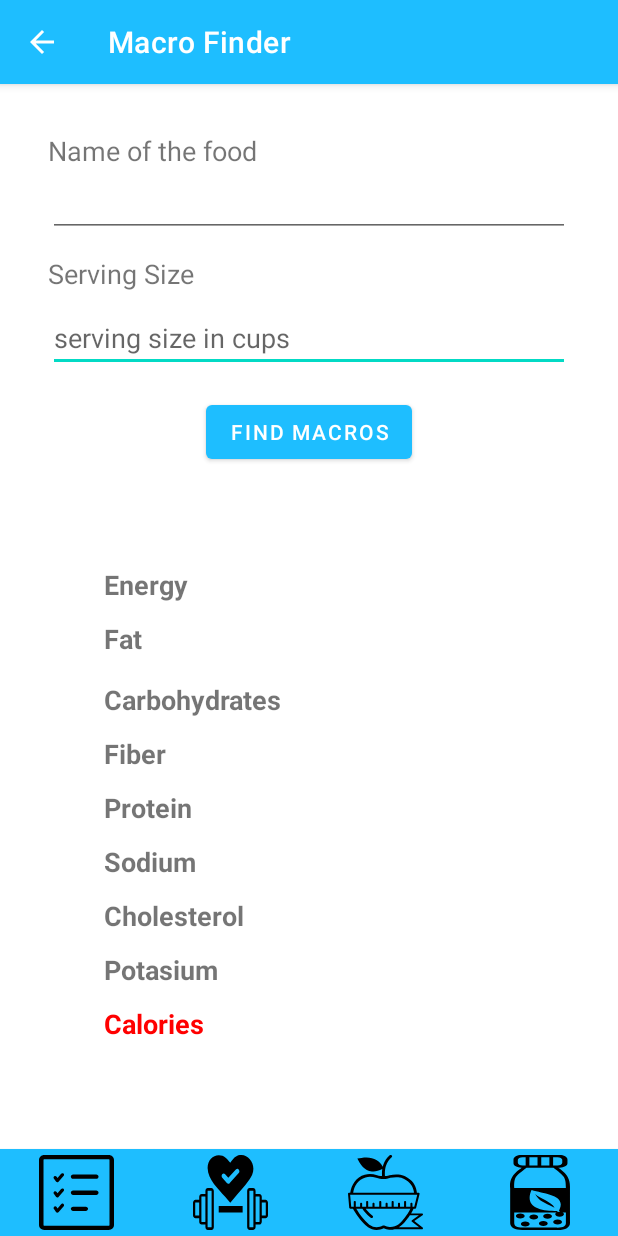
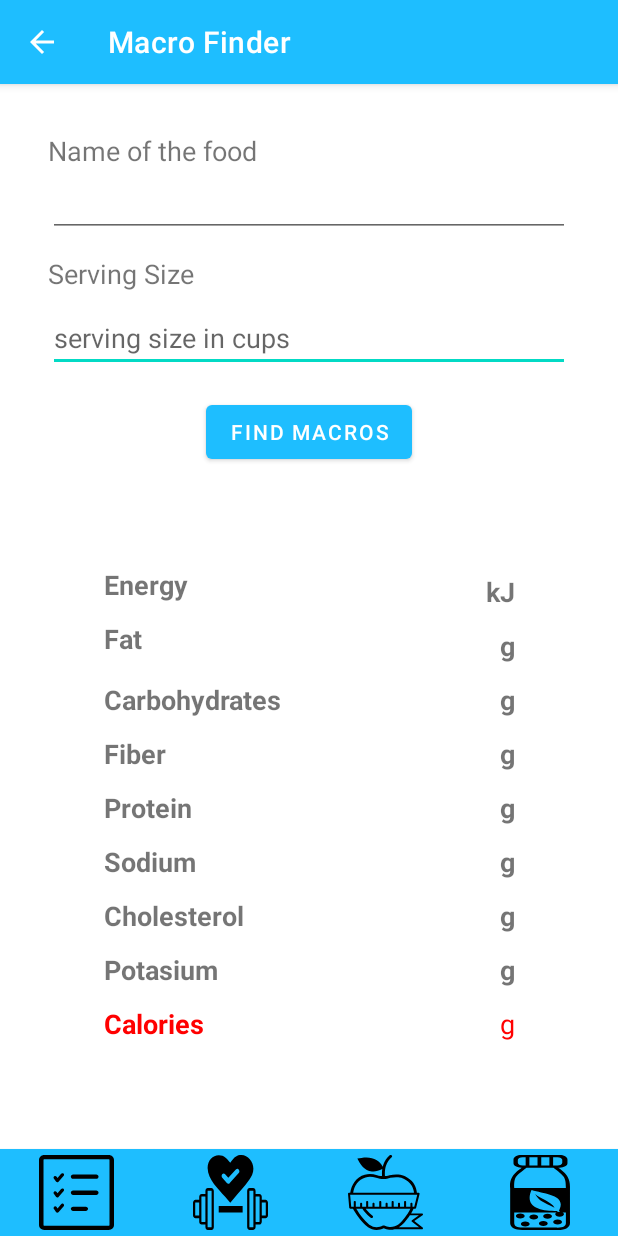
Before and after one commit to KaveenLaksitha/GET-FIT, an Android app: the macroCal screen opened directly, with no data from a screen before it, on a phone screen of 412 x 824 dp. Run offline under Robolectric (Android 15) with nearby library versions, the phone set to English and light mode, and no system bars; Roboto replaces fonts that are not available here.

Commit message:
user's meal view activities updated

```diff
--- a/app/src/main/java/com/example/getfit/Nutrition/AddMacros.java
+++ b/app/src/main/java/com/example/getfit/Nutrition/AddMacros.java
@@ -3,6 +3,7 @@ package com.example.getfit.Nutrition;
 import androidx.appcompat.app.AppCompatActivity;
 
 import android.content.Intent;
+import android.database.sqlite.SQLiteDatabase;
 import android.os.Bundle;
 import android.view.View;
 import android.widget.Button;
@@ -65,6 +66,7 @@ public class AddMacros extends AppCompatActivity {
                 }else {
 
                     DBHelper dbHelper = new DBHelper(AddMacros.this);
+                    SQLiteDatabase sqLiteDatabase = dbHelper.getWritableDatabase();
                     dbHelper.addMacro(title_foodName.getText().toString().trim(),
                             title_energy.getText().toString().trim(),
                             title_fat.getText().toString().trim(),
--- a/app/src/main/java/com/example/getfit/Nutrition/AddMeal.java
+++ b/app/src/main/java/com/example/getfit/Nutrition/AddMeal.java
@@ -3,6 +3,7 @@ package com.example.getfit.Nutrition;
 import androidx.appcompat.app.AppCompatActivity;
 
 import android.content.Intent;
+import android.database.sqlite.SQLiteDatabase;
 import android.os.Bundle;
 import android.view.View;
 import android.widget.Button;
@@ -63,6 +64,7 @@ public class AddMeal extends AppCompatActivity {
                 else {
 
                     DBHelper dbHelper = new DBHelper(AddMeal.this);
+                    SQLiteDatabase sqLiteDatabase = dbHelper.getWritableDatabase();
                     dbHelper.addMeal(
                             mealID.getText().toString().trim(),
                             mealName.getText().toString().trim(),
--- a/app/src/main/java/com/example/getfit/Nutrition/MainActivity.java
+++ b/app/src/main/java/com/example/getfit/Nutrition/MainActivity.java
@@ -47,7 +47,7 @@ public class MainActivity extends AppCompatActivity {
         btnWeightCon.setOnClickListener(new View.OnClickListener() {
             @Override
             public void onClick(View v) {
-                Intent intent = new Intent(MainActivity.this, WeightConverter.class);
+                Intent intent = new Intent(MainActivity.this, NutritionNavigate.class);
                 startActivity(intent);
             }
         });
--- a/app/src/main/res/layout/activity_macro_cal.xml
+++ b/app/src/main/res/layout/activity_macro_cal.xml
@@ -17,7 +17,7 @@
         android:layout_marginEnd="32dp"
         android:ems="10"
         android:hint="serving size in cups"
-        android:inputType="number|numberDecimal"
+        android:inputType="numberDecimal"
         app:layout_constraintEnd_toEndOf="parent"
         app:layout_constraintHorizontal_bias="0.0"
         app:layout_constraintStart_toStartOf="parent"
@@ -98,11 +98,22 @@
 
             <TextView
                 android:id="@+id/txtViewEnergy"
+                android:layout_width="100dp"
+                android:layout_height="match_parent"
+                android:paddingTop="8dp"
+                android:text="@string/txtViewEnergy"
+                android:textAlignment="textEnd"
+                android:textSize="18sp" />
+
+            <TextView
+                android:id="@+id/textView7"
                 android:layout_width="match_parent"
                 android:layout_height="match_parent"
                 android:paddingTop="8dp"
-                android:text="@string/txtViewEnergy"
-                android:textSize="18sp" />
+                android:text="kJ"
+                android:textAlignment="textEnd"
+                android:textSize="18sp"
+                android:textStyle="bold" />
         </TableRow>
 
         <TableRow
@@ -120,11 +131,22 @@
 
             <TextView
                 android:id="@+id/txtViewFat"
+                android:layout_width="100dp"
+                android:layout_height="match_parent"
+                android:paddingTop="8dp"
+                android:text="@string/txtViewFat"
+                android:textAlignment="textEnd"
+                android:textSize="18sp" />
+
+            <TextView
+                android:id="@+id/textView16"
                 android:layout_width="match_parent"
                 android:layout_height="match_parent"
                 android:paddingTop="8dp"
-                android:text="@string/txtViewFat"
-                android:textSize="18sp" />
+                android:text="g"
+                android:textAlignment="textEnd"
+                android:textSize="18sp"
+                android:textStyle="bold" />
         </TableRow>
 
         <TableRow
@@ -142,11 +164,22 @@
 
             <TextView
                 android:id="@+id/txtViewCarbs"
+                android:layout_width="100dp"
+                android:layout_height="match_parent"
+                android:paddingTop="8dp"
+                android:text="@string/txtViewCarbs"
+                android:textAlignment="textEnd"
+                android:textSize="18sp" />
+
+            <TextView
+                android:id="@+id/textView18"
                 android:layout_width="match_parent"
                 android:layout_height="match_parent"
                 android:paddingTop="8dp"
-                android:text="@string/txtViewCarbs"
-                android:textSize="18sp" />
+                android:text="g"
+                android:textAlignment="textEnd"
+                android:textSize="18sp"
+                android:textStyle="bold" />
         </TableRow>
 
         <TableRow
@@ -164,11 +197,22 @@
 
             <TextView
                 android:id="@+id/txtViewFiber"
+                android:layout_width="100dp"
+                android:layout_height="match_parent"
+                android:paddingTop="8dp"
+                android:text="@string/txtViewFiber"
+                android:textAlignment="textEnd"
+                android:textSize="18sp" />
+
+            <TextView
+                android:id="@+id/textView19"
                 android:layout_width="match_parent"
                 android:layout_height="match_parent"
                 android:paddingTop="8dp"
-                android:text="@string/txtViewFiber"
-                android:textSize="18sp" />
+                android:text="g"
+                android:textAlignment="textEnd"
+                android:textSize="18sp"
+                android:textStyle="bold" />
         </TableRow>
 
         <TableRow
@@ -186,11 +230,22 @@
 
             <TextView
                 android:id="@+id/txtViewProtein"
+                android:layout_width="100dp"
+                android:layout_height="match_parent"
+                android:paddingTop="8dp"
+                android:text="@string/txtViewProtein"
+                android:textAlignment="textEnd"
+                android:textSize="18sp" />
+
+            <TextView
+                android:id="@+id/textView22"
                 android:layout_width="match_parent"
                 android:layout_height="match_parent"
                 android:paddingTop="8dp"
-                android:text="@string/txtViewProtein"
-                android:textSize="18sp" />
+                android:text="g"
+                android:textAlignment="textEnd"
+                android:textSize="18sp"
+                android:textStyle="bold" />
         </TableRow>
 
         <TableRow
@@ -208,11 +263,22 @@
 
             <TextView
                 android:id="@+id/txtViewSodium"
+                android:layout_width="100dp"
+                android:layout_height="match_parent"
+                android:paddingTop="8dp"
+                android:text="@string/txtViewSodium"
+                android:textAlignment="textEnd"
+                android:textSize="18sp" />
+
+            <TextView
+                android:id="@+id/textView32"
                 android:layout_width="match_parent"
                 android:layout_height="match_parent"
                 android:paddingTop="8dp"
-                android:text="@string/txtViewSodium"
-                android:textSize="18sp" />
+                android:text="g"
+                android:textAlignment="textEnd"
+                android:textSize="18sp"
+                android:textStyle="bold" />
 
         </TableRow>
 
@@ -231,9 +297,22 @@
 
             <TextView
                 android:id="@+id/txtViewCholesterol"
+                android:layout_width="100dp"
+                android:layout_height="match_parent"
+                android:paddingTop="8dp"
+                android:text="@string/txtViewCholesterol"
+                android:textAlignment="viewEnd"
+                android:textSize="18sp" />
+
+            <TextView
+                android:id="@+id/textView33"
                 android:layout_width="match_parent"
                 android:layout_height="match_parent"
-                android:text="@string/txtViewCholesterol" />
+                android:paddingTop="8dp"
+                android:text="g"
+                android:textAlignment="textEnd"
+                android:textSize="18sp"
+                android:textStyle="bold" />
         </TableRow>
 
         <TableRow
@@ -251,11 +330,22 @@
 
             <TextView
                 android:id="@+id/txtViewPotasium"
+                android:layout_width="100dp"
+                android:layout_height="match_parent"
+                android:paddingTop="8dp"
+                android:text="@string/txtViewPotasium"
+                android:textAlignment="textEnd"
+                android:textSize="18sp" />
+
+            <TextView
+                android:id="@+id/textView34"
                 android:layout_width="match_parent"
                 android:layout_height="match_parent"
                 android:paddingTop="8dp"
-                android:text="@string/txtViewPotasium"
-                android:textSize="18sp" />
+                android:text="g"
+                android:textAlignment="textEnd"
+                android:textSize="18sp"
+                android:textStyle="bold" />
         </TableRow>
 
         <TableRow
@@ -274,13 +364,24 @@
 
             <TextView
                 android:id="@+id/txtViewCalories"
+                android:layout_width="100dp"
+                android:layout_height="match_parent"
+                android:paddingTop="8dp"
+                android:text=""
+                android:textAlignment="textEnd"
+                android:textColor="#FF0000"
+                android:textSize="18sp"
+                android:textStyle="bold" />
+
+            <TextView
+                android:id="@+id/textView35"
                 android:layout_width="match_parent"
                 android:layout_height="match_parent"
                 android:paddingTop="8dp"
-                android:text=""
+                android:text="g"
+                android:textAlignment="textEnd"
                 android:textColor="#FF0000"
-                android:textSize="18sp"
-                android:textStyle="bold" />
+                android:textSize="18sp" />
         </TableRow>
 
     </LinearLayout>
--- a/app/src/main/res/layout/activity_sign_in.xml
+++ b/app/src/main/res/layout/activity_sign_in.xml
@@ -102,5 +102,4 @@
     </LinearLayout>
 
 
-
 </RelativeLayout>
```
Also changed, not shown: app/src/main/AndroidManifest.xml (+8 -19 lines), app/src/main/java/com/example/getfit/Nutrition/DBHelper.java (+20 -2 lines), app/src/main/java/com/example/getfit/Nutrition/UserMealsAdapter.java (added, +66 -0 lines), app/src/main/java/com/example/getfit/Nutrition/ViewMeals.java (+38 -0 lines), app/src/main/java/com/example/getfit/Nutrition/macroCal.java (+26 -13 lines), app/src/main/res/layout/activity_user_meals_recycler.xml (added, +34 -0 lines), app/src/main/res/layout/activity_view_meals.xml (+31 -42 lines), app/src/main/res/drawable/meallistbg01.jpg (added), app/src/main/res/drawable/meallistbg02.jpg (added), app/src/main/res/drawable/meallistbg03.jpg (added).
